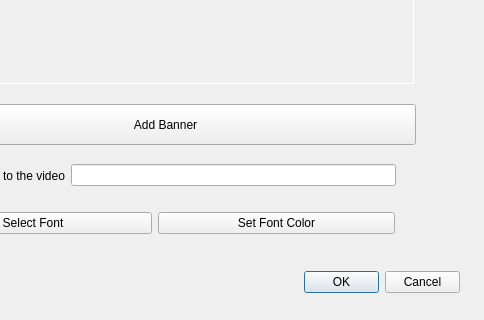
Before: the Qt Designer form ui/banner.ui in pratikone/videoVenom, drawn with Qt 5; both pictures show x 137 to 621 and y 137 to 457 of the 621 by 457 pixel window.
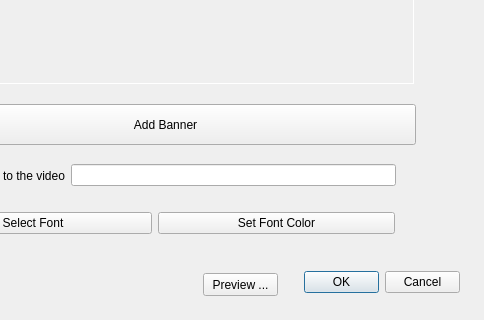
After: the same form once the commit is applied.

Commit message: continuation of previous commit

Diff of the .ui file:
```diff
--- a/ui/banner.ui
+++ b/ui/banner.ui
@@ -125,6 +125,19 @@
     </property>
    </widget>
   </widget>
+  <widget class="QPushButton" name="previewBtn">
+   <property name="geometry">
+    <rect>
+     <x>340</x>
+     <y>410</y>
+     <width>75</width>
+     <height>23</height>
+    </rect>
+   </property>
+   <property name="text">
+    <string>Preview ...</string>
+   </property>
+  </widget>
  </widget>
  <resources/>
  <connections/>
```
The commit also changes 1 other file.
